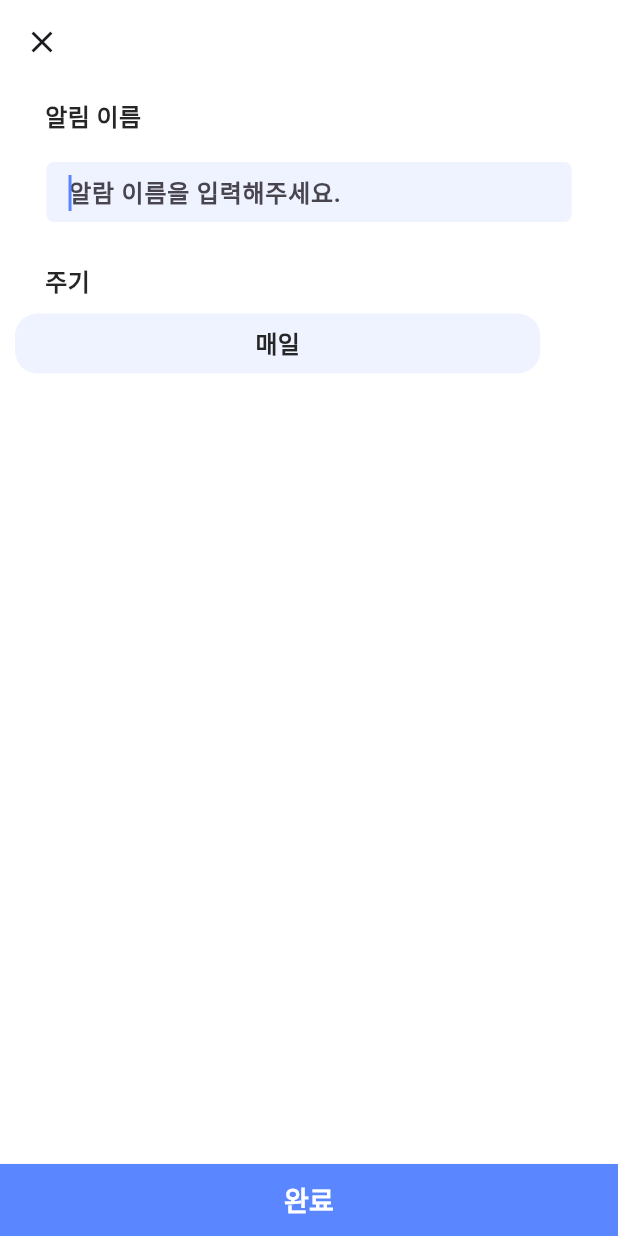
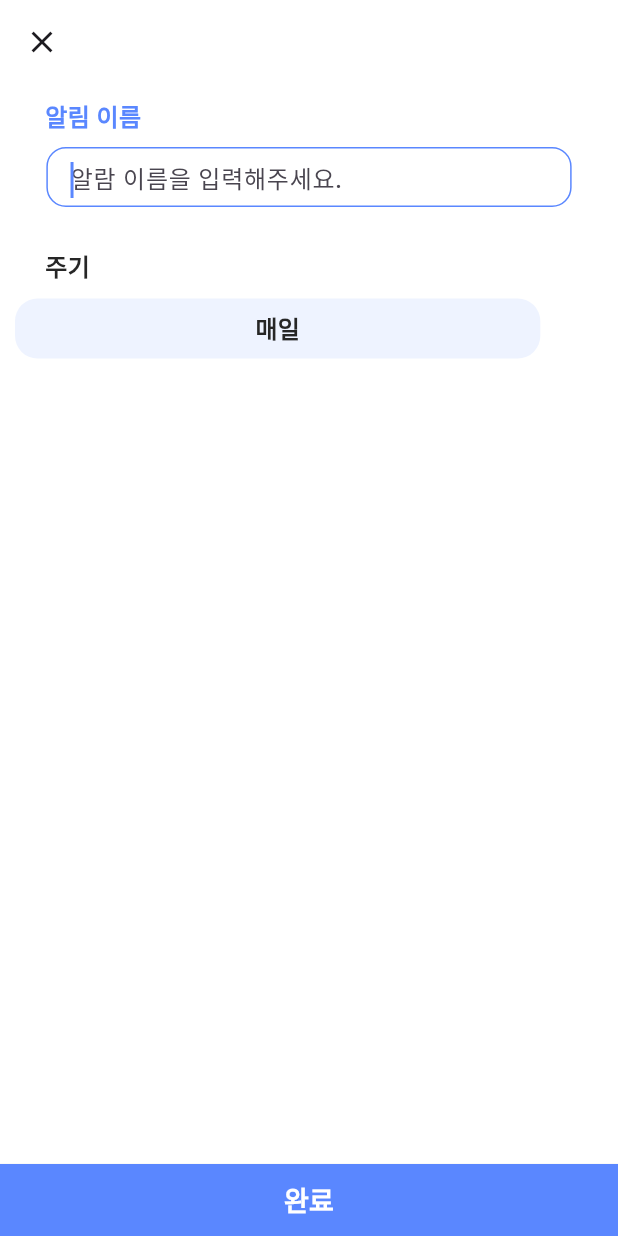
Before and after one commit to iihye/Yoyak, a Flutter app: the AlarmScreen screen opened directly, after a tap on "감기약이다", on a phone screen of 412 x 824 dp. Run offline on Flutter 3.47's test engine with Material 3 defaults, Android fonts, the phone set to English and light mode, and no system bars; our stand-ins replace dio, image_picker, numberpicker, table_calendar; missing offline and left inert: kakao_flutter_sdk_user; Roboto replaces fonts that are missing (Pretendard).

Commit message:
[chore] 24.03.23 pull
Change-Id: Id0f6322a7da2c607eb3b01166fee15ec4b19ae34

```diff
--- a/frontend/yoyak/lib/components/base_input.dart
+++ b/frontend/yoyak/lib/components/base_input.dart
@@ -3,15 +3,37 @@ import 'package:yoyak/styles/colors/palette.dart';
 import 'package:yoyak/styles/screenSize/screen_size.dart';
 
 class BaseInput extends StatelessWidget {
+  final String placeholder;
   final Widget child;
+
   const BaseInput({
     super.key,
+    required this.placeholder,
     required this.child,
   });
 
   @override
   Widget build(BuildContext context) {
-    return Row(
+    return Column(
+      children: [
+        Row(
+          children: [
+            // input 값 이름 왼쪽 여백
+            const SizedBox(width: 20),
+
+            // input 값 이름
+            Text(
+              placeholder,
+              style: const TextStyle(
+                color: Palette.MAIN_BLUE,
+                fontFamily: 'Pretendard',
+                fontWeight: FontWeight.w600,
+                fontSize: 16,
+              ),
+            ),
+          ],
+        ),
+        Row(
           mainAxisAlignment: MainAxisAlignment.center,
           children: [
             Padding(
@@ -20,11 +42,16 @@ class BaseInput extends StatelessWidget {
                 width: ScreenSize.getWidth(context) * 0.85,
                 height: 40,
                 decoration: BoxDecoration(
-              borderRadius: BorderRadius.circular(5),
-              color: Palette.WHITE_BLUE,
+                  border: Border.all(
+                    color: Palette.MAIN_BLUE,
+                    width: 1,
+                  ),
+                  borderRadius: BorderRadius.circular(13),
                 ),
                 child: child,
               ),
+            ),
+          ],
         ),
       ],
     );
--- a/frontend/yoyak/lib/screen/Alarm/alarm_create.dart
+++ b/frontend/yoyak/lib/screen/Alarm/alarm_create.dart
@@ -1,5 +1,6 @@
 import 'dart:async';
 import 'package:flutter/material.dart';
+import 'package:yoyak/components/base_input.dart';
 import 'package:yoyak/components/rounded_rectangle.dart';
 import 'package:yoyak/styles/colors/palette.dart';
 import 'package:yoyak/styles/screenSize/screen_size.dart';
@@ -69,21 +70,14 @@ class _AlarmCreateState extends State<AlarmCreate> {
               ),
 
               // 알림 이름
-              Column(
-                children: [
-                  const inputLabel(title: '알림 이름'),
-                  const SizedBox(
-                    height: 10,
-                  ),
-                  alarmnameInput(),
-                ],
-              ),
+              BaseInput(placeholder: '알림 이름', child: alarmnameInput()),
 
               // 여백
               const SizedBox(
                 height: 20,
               ),
 
+              // 주기
               Column(
                 children: [
                   const inputLabel(title: '주기'),
@@ -159,26 +153,14 @@ class _AlarmCreateState extends State<AlarmCreate> {
   }
 
   Widget alarmnameInput() {
-    return Row(
-      mainAxisAlignment: MainAxisAlignment.center,
-      children: [
-        Padding(
-          padding: const EdgeInsets.all(8.0),
-          child: Container(
-            width: ScreenSize.getWidth(context) * 0.85,
-            height: 40,
-            decoration: BoxDecoration(
-              borderRadius: BorderRadius.circular(5),
-              color: Palette.WHITE_BLUE,
-            ),
-            child: TextFormField(
+    return TextFormField(
       autofocus: true,
       maxLength: 10,
       cursorColor: Palette.MAIN_BLUE,
       style: const TextStyle(
         color: Palette.MAIN_BLACK,
         fontFamily: 'Pretendard',
-                fontWeight: FontWeight.w600,
+        fontWeight: FontWeight.w500,
         fontSize: 16,
       ),
       decoration: const InputDecoration(
@@ -198,10 +180,6 @@ class _AlarmCreateState extends State<AlarmCreate> {
         }
         return null;
       },
-            ),
-          ),
-        ),
-      ],
     );
   }
 
```
Also changed, not shown: frontend/yoyak/lib/components/bottom_modal.dart (added, +26 -0 lines), frontend/yoyak/lib/screen/Alarm/alarm_screen.dart (+29 -34 lines). Lines whose indentation alone changed are shown as unchanged.
